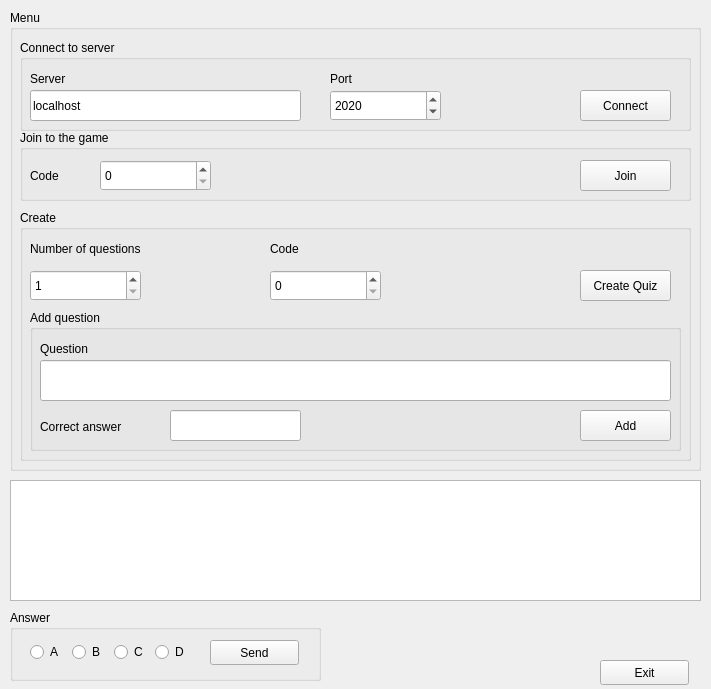
filip20121/SK2_kahoot, file kahoot/client.ui: the form before one commit.
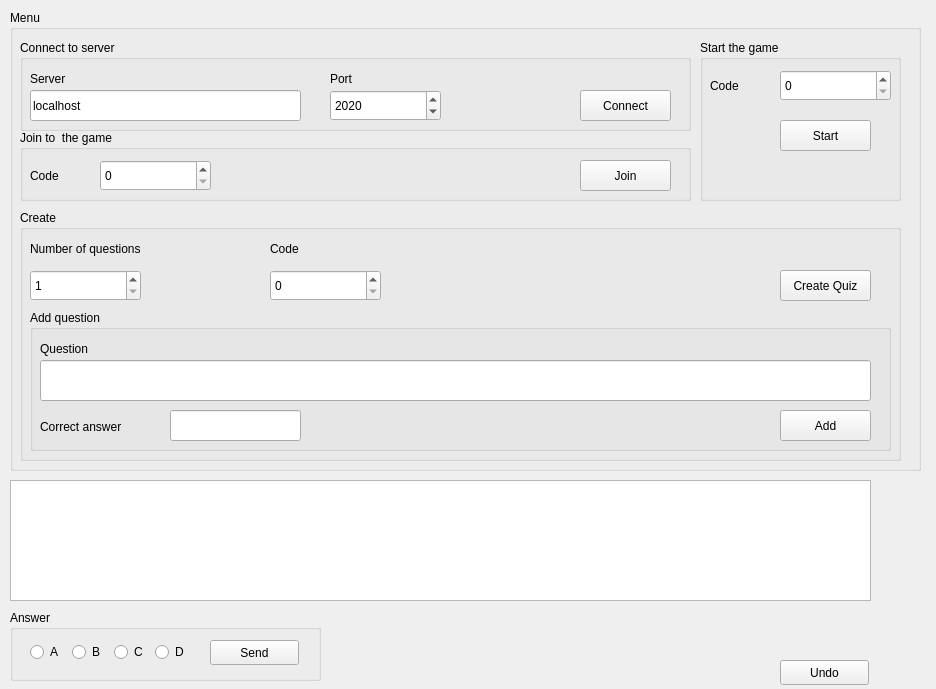
The form after the commit.

The edit to the form file:
```diff
--- a/kahoot/client.ui
+++ b/kahoot/client.ui
@@ -6,7 +6,7 @@
    <rect>
     <x>0</x>
     <y>0</y>
-    <width>711</width>
+    <width>936</width>
     <height>689</height>
    </rect>
   </property>
@@ -18,7 +18,7 @@
     <rect>
      <x>10</x>
      <y>480</y>
-     <width>691</width>
+     <width>861</width>
      <height>121</height>
     </rect>
    </property>
@@ -94,7 +94,7 @@
     <rect>
      <x>10</x>
      <y>10</y>
-     <width>691</width>
+     <width>911</width>
      <height>461</height>
     </rect>
    </property>
@@ -106,7 +106,7 @@
      <rect>
       <x>10</x>
       <y>200</y>
-      <width>671</width>
+      <width>881</width>
       <height>251</height>
      </rect>
     </property>
@@ -116,7 +116,7 @@
     <widget class="QPushButton" name="create">
      <property name="geometry">
       <rect>
-       <x>560</x>
+       <x>760</x>
        <y>60</y>
        <width>91</width>
        <height>31</height>
@@ -210,7 +210,7 @@
       <rect>
        <x>10</x>
        <y>100</y>
-       <width>651</width>
+       <width>861</width>
        <height>141</height>
       </rect>
      </property>
@@ -220,7 +220,7 @@
      <widget class="QPushButton" name="add">
       <property name="geometry">
        <rect>
-        <x>550</x>
+        <x>750</x>
         <y>100</y>
         <width>91</width>
         <height>31</height>
@@ -235,7 +235,7 @@
        <rect>
         <x>10</x>
         <y>50</y>
-        <width>631</width>
+        <width>831</width>
         <height>41</height>
        </rect>
       </property>
@@ -387,7 +387,7 @@
      </rect>
     </property>
     <property name="title">
-     <string>Join to the game</string>
+     <string>Join to  the game</string>
     </property>
     <widget class="QPushButton" name="joinButton">
      <property name="geometry">
@@ -441,18 +441,82 @@
      </property>
     </widget>
    </widget>
+   <widget class="QGroupBox" name="start_game">
+    <property name="geometry">
+     <rect>
+      <x>690</x>
+      <y>30</y>
+      <width>201</width>
+      <height>161</height>
+     </rect>
+    </property>
+    <property name="title">
+     <string>Start the game</string>
+    </property>
+    <widget class="QLabel" name="label_10">
+     <property name="geometry">
+      <rect>
+       <x>10</x>
+       <y>30</y>
+       <width>71</width>
+       <height>31</height>
+      </rect>
+     </property>
+     <property name="text">
+      <string>Code</string>
+     </property>
+    </widget>
+    <widget class="QSpinBox" name="start_code">
+     <property name="geometry">
+      <rect>
+       <x>80</x>
+       <y>30</y>
+       <width>111</width>
+       <height>31</height>
+      </rect>
+     </property>
+     <property name="minimumSize">
+      <size>
+       <width>111</width>
+       <height>31</height>
+      </size>
+     </property>
+     <property name="toolTip">
+      <string>&lt;html&gt;&lt;head/&gt;&lt;body&gt;&lt;p&gt;&lt;br/&gt;&lt;/p&gt;&lt;/body&gt;&lt;/html&gt;</string>
+     </property>
+     <property name="minimum">
+      <number>0</number>
+     </property>
+     <property name="maximum">
+      <number>9999</number>
+     </property>
+    </widget>
+    <widget class="QPushButton" name="startButton">
+     <property name="geometry">
+      <rect>
+       <x>80</x>
+       <y>80</y>
+       <width>91</width>
+       <height>31</height>
+      </rect>
+     </property>
+     <property name="text">
+      <string>Start</string>
+     </property>
+    </widget>
+   </widget>
   </widget>
   <widget class="QPushButton" name="exitButton">
    <property name="geometry">
     <rect>
-     <x>600</x>
+     <x>780</x>
      <y>660</y>
      <width>89</width>
      <height>25</height>
     </rect>
    </property>
    <property name="text">
-    <string>Exit</string>
+    <string>Undo</string>
    </property>
   </widget>
  </widget>
```
Left out of the diff: 8 changed lines with no effect on the pictures.
